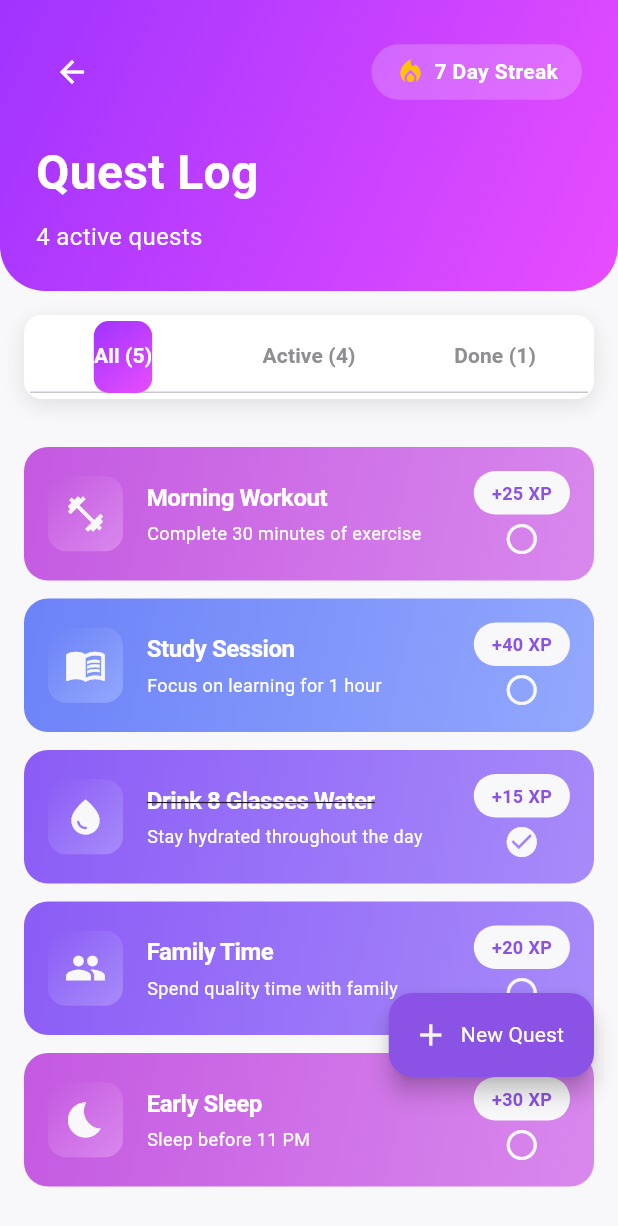
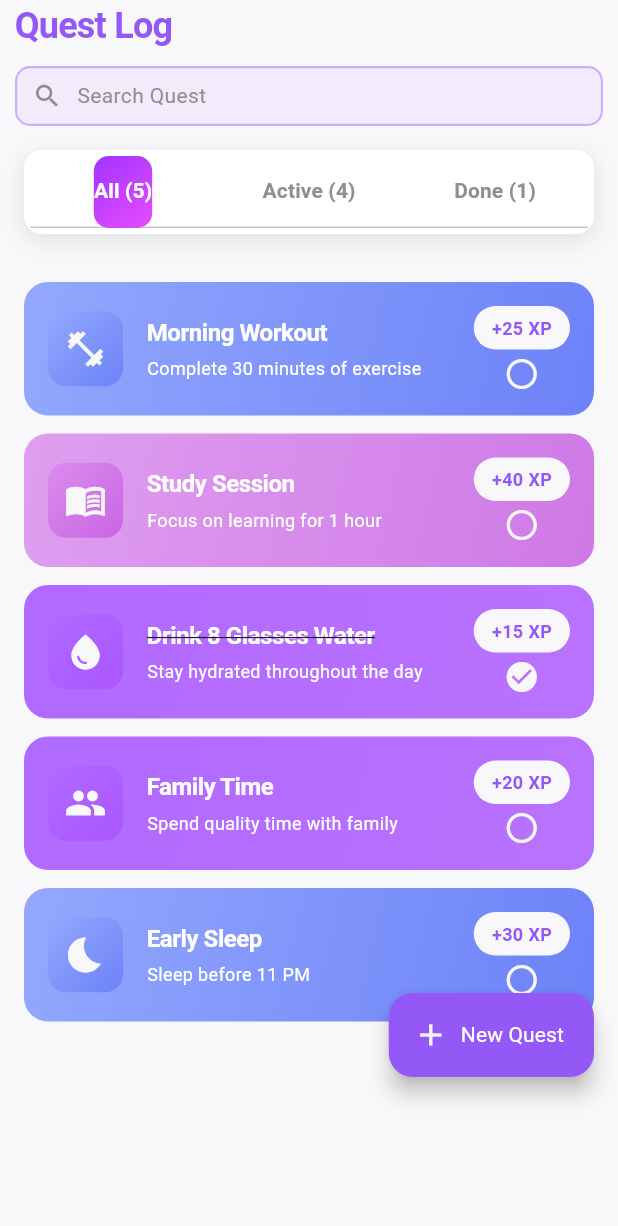
Before and after one commit to Mehreen-siddique/Real_Life_RPG_Overlay, a Flutter app: the QuestListScreen screen opened directly, on a phone screen of 412 x 824 dp. Shown: the top 1226 px of the screen. Run offline on Flutter 3.47's test engine with Material 3 defaults, Android fonts, the phone set to English and light mode, and no system bars; our stand-ins replace font_awesome_flutter; accounts and stored records are empty.

Commit message:
Change the questList header section. And add some colors in the Constants.dart file. Change the quest colors.

```diff
--- a/lib/Models/quest.dart
+++ b/lib/Models/quest.dart
@@ -112,11 +112,11 @@ class Quest {
   List<Color> get difficultyGradient {
     switch (difficulty) {
       case QuestDifficulty.easy:
-        return AppColors.gradientPlay;
+        return AppColors.gradientEasy;
       case QuestDifficulty.medium:
-        return AppColors.gradientSocial;
+        return AppColors.gradientMedium;
       case QuestDifficulty.hard:
-        return AppColors.gradientStudy;
+        return AppColors.gradientHard;
     }
   }
 
@@ -136,7 +136,7 @@ class Quest {
         isCompleted: false,
         duration: 30,
         icon: Icons.fitness_center,
-        gradientColors: AppColors.gradientPlay,
+        gradientColors: AppColors.gradientMedium,
         isDaily: true,
       ),
       Quest(
@@ -151,7 +151,7 @@ class Quest {
         isCompleted: false,
         duration: 60,
         icon: Icons.menu_book,
-        gradientColors: AppColors.gradientPlay,
+        gradientColors: AppColors.gradientHard,
         isDaily: true,
       ),
       Quest(
@@ -165,7 +165,7 @@ class Quest {
         goldReward: 10,
         isCompleted: true,
         icon: Icons.water_drop,
-        gradientColors: AppColors.gradientPlay,
+        gradientColors: AppColors.gradientMedium,
         isDaily: true,
       ),
       Quest(
@@ -180,7 +180,7 @@ class Quest {
         isCompleted: false,
         duration: 45,
         icon: Icons.people,
-        gradientColors: AppColors.gradientPlay,
+        gradientColors: AppColors.gradientMedium,
         isDaily: true,
       ),
       Quest(
@@ -194,7 +194,7 @@ class Quest {
         goldReward: 15,
         isCompleted: false,
         icon: Icons.bedtime,
-        gradientColors: AppColors.gradientPlay,
+        gradientColors: AppColors.gradientHard,
         isDaily: true,
       ),
     ];
--- a/lib/Screens/QuestList.dart
+++ b/lib/Screens/QuestList.dart
@@ -42,77 +42,51 @@ class _QuestListScreenState extends State<QuestListScreen>
   }
 // header section
   Widget _buildHeader() {
-    return Container(
-      padding: const EdgeInsets.all(24),
-      decoration: BoxDecoration(
-        gradient: LinearGradient(
-          begin: Alignment.topLeft,
-          end: Alignment.bottomRight,
-          colors: AppColors.gradientPrimaryPurple,
-        ),
-        borderRadius: const BorderRadius.only(
-          bottomLeft: Radius.circular(30),
-          bottomRight: Radius.circular(30),
-        ),
-      ),
+    return Padding(
+      padding: const EdgeInsets.only(left: 10, right: 10),
       child: Column(
         crossAxisAlignment: CrossAxisAlignment.start,
         children: [
-          Row(
-            children: [
-              IconButton(
-                icon: const Icon(Icons.arrow_back, color: Colors.white),
-                onPressed: () => Navigator.pop(context),
+          Text(
+            'Quest Log',style: AppTextStyles.screenHeading,
           ),
-              const Spacer(),
+          SizedBox(height: 10,),
           Container(
-                padding: const EdgeInsets.symmetric(
-                  horizontal: 16,
-                  vertical: 8,
+            height: 40,
+            width: double.infinity,
+            decoration: BoxDecoration(
+              color: AppColors.lightBackgroundBox,
+              border: Border.all(
+                  color: AppColors.strokeColor, width: 1.5
               ),
-                decoration: BoxDecoration(
-                  color: Colors.white.withOpacity(0.2),
-                  borderRadius: BorderRadius.circular(20),
+              borderRadius: BorderRadius.circular(10),
             ),
             child: Row(
               children: [
-                    const Icon(
-                      Icons.local_fire_department,
-                      color: AppColors.highlightGold,
+                SizedBox(width: 10,),
+                Icon(
+                  Icons.search,
+                  color: AppColors.textGray,
                   size: 20,
+
                 ),
-                    const SizedBox(width: 6),
+                SizedBox(width: 10,),
                 Text(
-                      '7 Day Streak',
-                      style: AppTextStyles.bodyWhite.copyWith(
-                        fontWeight: FontWeight.bold,
-                      ),
-                    ),
+                  "Search Quest",
+                  style: AppTextStyles.body,
+                )
+
               ],
             ),
-              ),
-            ],
-          ),
-          const SizedBox(height: 20),
-          const Text(
-            'Quest Log',
-            style: TextStyle(
-              fontSize: 32,
-              fontWeight: FontWeight.bold,
-              color: Colors.white,
-            ),
-          ),
-          const SizedBox(height: 8),
-          Text(
-            '${_activeQuests.length} active quests',
-            style: AppTextStyles.bodyWhite.copyWith(fontSize: 16),
-          ),
+          )
+
         ],
       ),
     );
   }
 
-  //tabbar section
+ // tabbar section
+
   Widget _buildTabBar() {
     return Container(
       margin: const EdgeInsets.all(16),
@@ -206,9 +180,9 @@ class _QuestListScreenState extends State<QuestListScreen>
       body: SafeArea(
         child: Column(
           children: [
-            // Header
+
+           //header section
           _buildHeader(),
-
             // Tab Bar
             _buildTabBar(),
 
--- a/lib/Screens/SplashScreen.dart
+++ b/lib/Screens/SplashScreen.dart
@@ -67,7 +67,7 @@ class _SplashScreenState extends State<SplashScreen>
           gradient: LinearGradient(
             begin: Alignment.topLeft,
             end: Alignment.bottomRight,
-            colors: AppColors.gradientPrimaryPurple,
+            colors: AppColors.gradientPrimary,
           ),
         ),
         child: Center(
--- a/lib/utils/constants.dart
+++ b/lib/utils/constants.dart
@@ -1,58 +1,3 @@
-// import 'package:flutter/material.dart';
-//
-// class AppColors {
-//   // Main colors
-//   static const Color primaryPurple = Color(0xFF6C4AB6);
-//   static const Color electricBlue = Color(0xFF4A90E2);
-//   static const Color goldYellow = Color(0xFFFFD700);
-//   static const Color emeraldGreen = Color(0xFF50C878);
-//   static const Color rubyRed = Color(0xFFE74C3C);
-//
-//   // Background colors
-//   static const Color darkNavy = Color(0xFF1A1D2E);
-//   static const Color charcoal = Color(0xFF2D3142);
-//   static const Color cardBackground = Color(0xFF3A3D4E);
-//
-//   // Text colors
-//   static const Color textWhite = Color(0xFFFFFFFF);
-//   static const Color textGray = Color(0xFFB0B0B0);
-// }
-//
-// class AppTextStyles {
-//   static const TextStyle heading = TextStyle(
-//     fontSize: 24,
-//     fontWeight: FontWeight.bold,
-//     color: AppColors.textWhite,
-//   );
-//
-//   static const TextStyle subheading = TextStyle(
-//     fontSize: 18,
-//     fontWeight: FontWeight.w600,
-//     color: AppColors.textWhite,
-//   );
-//
-//   static const TextStyle body = TextStyle(
-//     fontSize: 14,
-//     color: AppColors.textGray,
-//   );
-//
-//   static const TextStyle statValue = TextStyle(
-//     fontSize: 16,
-//     fontWeight: FontWeight.bold,
-//     color: AppColors.textWhite,
-//   );
-// }
-//
-// class AppSizes {
-//   static const double padding = 16.0;
-//   static const double cardRadius = 16.0;
-//   static const double buttonRadius = 12.0;
-//   static const double iconSize = 24.0;
-// }
-
-
-
-// utils/constants.dart
 
 import 'package:flutter/material.dart';
 
@@ -67,12 +12,12 @@ class AppColors {
   // ============================================
   // ACCENT COLORS (Main Theme Colors)
   // ============================================
-  static const Color primaryPurple = Color(0xFF8A52E5); // Main purple
+  static const Color primaryPurple = Color(0xFF9458F7); // Main purple
   static const Color accentMagenta = Color(0xFFC459E1); // Magenta
   static const Color accentBlue = Color(0xFF6C82F8); // Blue
+  static const Color statsBackground = Color(0xFFF2F1F1); //grey
   static const Color accentGreen = Color(0xFF34D399); // Green
   static const Color highlightGold = Color(0xFFFFC107); // Gold/Yellow
- // static const Color accentOrange = Color(0xFFFB923C); // Orange
 
   // ============================================
   // SECONDARY ACCENT SHADES
@@ -103,17 +48,25 @@ class AppColors {
   static const Color leaderboardSilver = Color(0xFFBDC3C7);
   static const Color leaderboardBronze = Color(0xFFE67E22);
 
-  // ============================================
-  // QUEST CARD COLORS
-  // ============================================
-  static const Color questPurple = Color(0xFF8A52E5);
-  static const Color questMagenta = Color(0xFFC459E1);
-  static const Color questBlue = Color(0xFF6C82F8);
-  // static const Color questGreen = Color(0xFF34D399);
-  //  static const Color questOrange = Color(0xFFFF6B6B);
-  // static const Color questCyan = Color(0xFF4ECDC4);
+  // // ============================================
+  // // QUEST CARD COLORS
+  // // ============================================
+  // static const Color questPurple = Color(0xFF8A52E5);
+  // static const Color questMagenta = Color(0xFFC459E1);
+  // static const Color questBlue = Color(0xFF6C82F8);
 
   // ============================================
+  //Light Container Colors
+  static const Color lightBackgroundBox = Color(0x78EBDCFF);
+  static const Color strokeColor = Color(0x7AB16AFF);
+  static const Color yellowBoxBackground = Color(0x63FFCC11);
+  static const Color yellowText = Color(0xCCFFCC11);
+  static const Color greenBackgroundBox = Color(0x6334D399);
+  static const Color greenStroke = Color(0xFF34D399);
+
+
+  // ============================================
+
   // BUTTON COLORS
   // ============================================
   static const Color buttonWhite = Color(0xFFFFFFFF);
@@ -143,6 +96,12 @@ class AppColors {
   // GRADIENT COLORS
   // ============================================
 
+  //Gradient color for background Appbars and splash screen.
+  static const List<Color> gradientPrimary = [
+    Color(0xFF9458F7),
+    Color(0xFF573491),
+  ];
+
   // Primary gradient (Purple to Pink)
   static const List<Color> gradientPrimaryPurple = [
     Color(0xFFA033FF),
@@ -157,20 +116,21 @@ class AppColors {
 
 
 
-  // Play button gradient (Purple)
-  static const List<Color> gradientPlay = [
-    Color(0xFF8B5CF6),
-    Color(0xFFA78BFA),
+  // Gradients for quest
+  static const List<Color> gradientEasy = [
+    Color(0xFFB16AFF),
+    Color(0xCCA952FF),
   ];
 
-  static const List<Color> gradientStudy = [
+  static const List<Color> gradientMedium = [
+    Color(0xFF93A8FD),
     Color(0xFF6C82F8),
-    Color(0xFF93A8FD),
   ];
 
-  static const List<Color> gradientSocial = [
-    Color(0xFFC459E1),
-    Color(0xFFD988ED),
+  static const List<Color> gradientHard = [
+    Color(0xCCD988ED),
+    Color(0xCCC459E1),
+
   ];
 
   // ============================================
@@ -178,34 +138,34 @@ class AppColors {
   // ============================================
 
   // Get quest color by type
-  static Color getQuestColor(String type) {
-    switch (type.toLowerCase()) {
-      case 'health':
-        return questPurple;
-      case 'study':
-        return questBlue;
-      case 'exercise':
-        return questPurple;
-      case 'social':
-        return questMagenta;
-      case 'sleep':
-        return questPurple;
-      default:
-        return primaryPurple;
-    }
-  }
+  // static Color getQuestColor(String type) {
+  //   switch (type.toLowerCase()) {
+  //     case 'health':
+  //       return questPurple;
+  //     case 'study':
+  //       return questBlue;
+  //     case 'exercise':
+  //       return questPurple;
+  //     case 'social':
+  //       return questMagenta;
+  //     case 'sleep':
+  //       return questPurple;
+  //     default:
+  //       return primaryPurple;
+  //   }
+  // }
 
   // Get gradient by quest type
   static List<Color> getQuestGradient(String type) {
     switch (type.toLowerCase()) {
       case 'health':
-        return gradientSocial;
+        return gradientHard;
       case 'study':
-        return gradientStudy;
+        return gradientHard;
       case 'exercise':
-        return gradientPlay;
+        return gradientMedium;
       case 'social':
-        return gradientSocial;
+        return gradientEasy;
       default:
         return gradientPrimaryPurple;
     }
@@ -222,6 +182,12 @@ class AppTextStyles {
     fontSize: 24,
     fontWeight: FontWeight.bold,
     color: AppColors.textDark,
+    letterSpacing: -0.5,
+  );
+  static const TextStyle screenHeading = TextStyle(
+    fontSize: 24,
+    fontWeight: FontWeight.bold,
+    color: AppColors.primaryPurple,
     letterSpacing: -0.5,
   );
 
@@ -429,19 +395,19 @@ class AppGradients {
   static LinearGradient feed = const LinearGradient(
     begin: Alignment.topLeft,
     end: Alignment.bottomRight,
-    colors: AppColors.gradientSocial,
+    colors: AppColors.gradientEasy,
   );
 
   static LinearGradient play = const LinearGradient(
     begin: Alignment.topLeft,
     end: Alignment.bottomRight,
-    colors: AppColors.gradientPlay,
+    colors: AppColors.gradientMedium,
   );
 
   static LinearGradient train = const LinearGradient(
     begin: Alignment.topLeft,
     end: Alignment.bottomRight,
-    colors: AppColors.gradientPlay,
+    colors: AppColors.gradientMedium,
   );
 
   static RadialGradient arBackground = const RadialGradient(
```
Also changed, not shown: lib/Screens/Home/homeScreen.dart (+2 -6 lines), lib/profile/ProfileScreen.dart (+71 -36 lines). Lines whose indentation alone changed are shown as unchanged.
